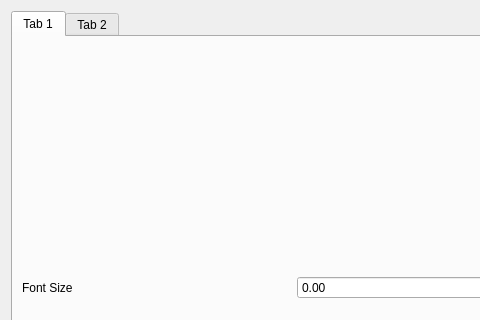
Before: the Qt Designer form spikeylab/dialogs/view_dlg.ui in portfors-lab/sparkle, drawn with Qt 5; both pictures show x 0 to 480 and y 0 to 320 of the 588 by 580 pixel window.
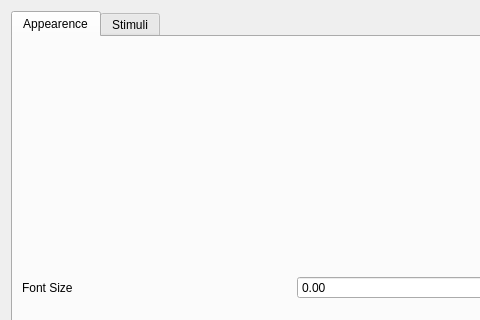
After: the same form once the commit is applied. Custom widgets are drawn as their Qt base class.

Commit message: veiw dialog tab names

```diff
--- a/spikeylab/dialogs/view_dlg.ui
+++ b/spikeylab/dialogs/view_dlg.ui
@@ -21,7 +21,7 @@
      </property>
      <widget class="QWidget" name="ui_tab">
       <attribute name="title">
-       <string>Tab 1</string>
+       <string>Appearence</string>
       </attribute>
       <layout class="QGridLayout" name="gridLayout">
        <item row="0" column="0">
@@ -38,7 +38,7 @@
      </widget>
      <widget class="QWidget" name="tab_2">
       <attribute name="title">
-       <string>Tab 2</string>
+       <string>Stimuli</string>
       </attribute>
       <layout class="QVBoxLayout" name="verticalLayout_3">
        <item>
```
The commit also changes 2 other files.
